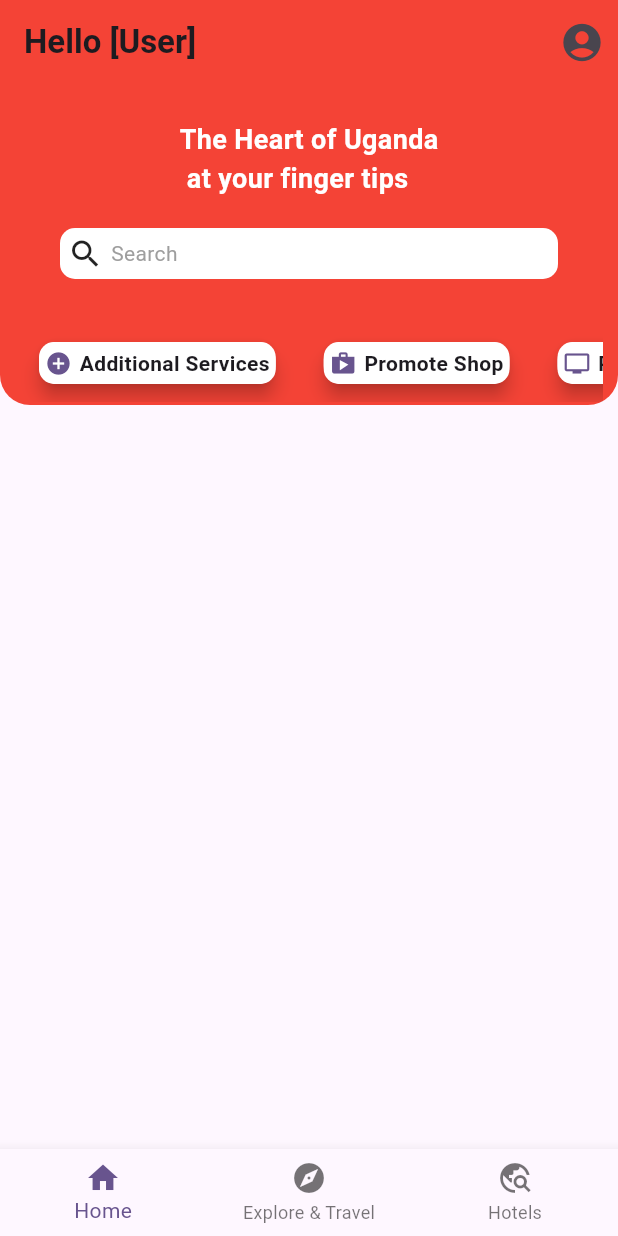
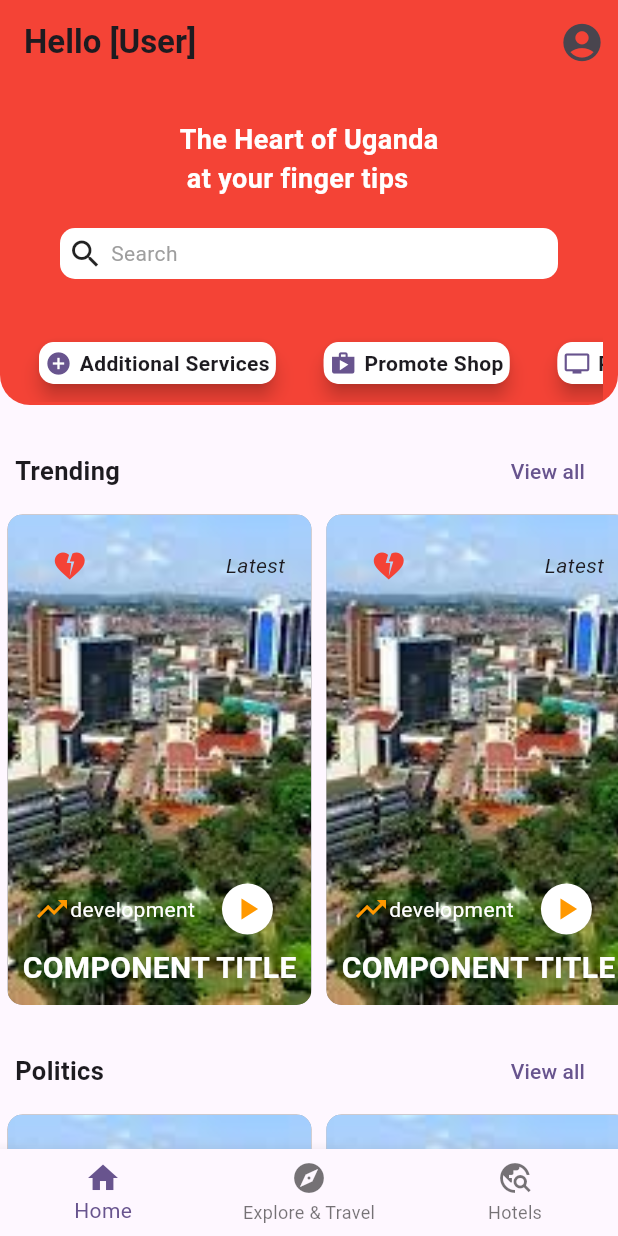
Before and after one commit to andrua-joshua/promote_uganda, a Flutter app: the screen it shows after launch, on a phone screen of 412 x 824 dp. Run offline on Flutter 3.47's test engine with Material 2 defaults, Android fonts, the phone set to English and light mode, and no system bars.

Commit message:
drillox-home

```diff
--- a/lib/routes.dart
+++ b/lib/routes.dart
@@ -2,6 +2,8 @@
 import 'package:flutter/material.dart';
 import 'package:promote_uganda/routes/Hotels_and_booking/hotels_booking_screen/hotels_booking_screen.dart';
 import 'package:promote_uganda/routes/home_screen/home_screen.dart';
+import 'package:promote_uganda/routes/shopping/shopping_start_screen/shopping_home_screen.dart';
+import 'package:promote_uganda/routes/shopping/shopping_start_screen/shopping_start_screen.dart';
 import 'package:promote_uganda/routes/shopping/shopping_view_item_screen/shopping_view_item_screen.dart';
 import 'package:promote_uganda/routes/travel_explore/travel_and-explore_cat_screen/travel_and_explore_cat.dart';
 import 'package:promote_uganda/routes/travel_explore/travel_explore_details_screen/travel_explore_details_screen.dart';
@@ -10,6 +12,7 @@ class RouteGenerator{
   static const homescreen = "/";
   static const String hotelbookingscreen = "/hoteldetailscreen";
   static const String shopItemviewscreen = "/shopItemsdetailsscreen" ;
+  static const String shophomescreen = "/shopHomeScreen";
   static const String exploreCatdetailsscreen ="/exploreCatdetailsscreen";
   static const String exploreCatscreen = "/exploreCatscreen";
   //static const
@@ -26,6 +29,9 @@ class RouteGenerator{
       case shopItemviewscreen:
         return MaterialPageRoute(
           builder: (context) => const shoppingItemViewScreen());
+      case shophomescreen:
+        return MaterialPageRoute(
+          builder: (context) => const shoppingHomeScreen());
       case exploreCatscreen:
         return MaterialPageRoute(
 
--- a/lib/routes/home_screen/home_tab/home_tab.dart
+++ b/lib/routes/home_screen/home_tab/home_tab.dart
@@ -1,85 +1,98 @@
 import 'package:flutter/material.dart';
 import 'package:promote_uganda/routes/home_screen/home_tab/widgets/home_tab_widgets.dart';
 
-
-
 //ignore:camel_case_types
-class homeTab extends StatelessWidget{
+class homeTab extends StatelessWidget {
   const homeTab({super.key});
 
-
   @override
-  Widget build(BuildContext context){
+  Widget build(BuildContext context) {
     return CustomScrollView(
       slivers: [
         SliverAppBar(
           //backgroundColor: const Color.fromARGB(255, 18, 116, 228),
           title: const Text(
             "Hello [User]",
-            style: TextStyle(
-              fontWeight: FontWeight.bold
-            ),
+            style: TextStyle(fontWeight: FontWeight.bold),
           ),
 
           actions: [
             IconButton(
-            onPressed: (){},
-            icon: const Icon(Icons.account_circle, size: 30,))
+                onPressed: () {},
+                icon: const Icon(
+                  Icons.account_circle,
+                  size: 30,
+                ))
           ],
           //onStretchTrigger: ,
           expandedHeight: 270,
+          collapsedHeight: 270,
+
           flexibleSpace: Container(
-            constraints: const BoxConstraints.expand(),
-            decoration:const BoxDecoration(
+            //constraints: const BoxConstraints.expand(),
+            decoration: const BoxDecoration(
                 borderRadius: BorderRadius.only(
                   bottomLeft: Radius.circular(20),
                   bottomRight: Radius.circular(20),
                 ),
-            color: Colors.red
-            ),
+                color: Colors.red),
             padding: const EdgeInsets.all(10),
 
             child: Column(
               children: [
-                const SizedBox(height: 70,),
+                const SizedBox(
+                  height: 70,
+                ),
                 const Text(
                   "The Heart of Uganda\n at your finger tips",
                   style: TextStyle(
                       color: Colors.white,
                       fontSize: 18,
-                    fontWeight: FontWeight.bold
-                  ),),
-
-                  const SizedBox(height: 20,),
+                      fontWeight: FontWeight.bold),
+                ),
+                const SizedBox(
+                  height: 20,
+                ),
                 Container(
                   decoration: BoxDecoration(
                       borderRadius: BorderRadius.circular(10),
-                      color: Colors.white
-                    ),
-
-                    margin: const EdgeInsets.symmetric(
-                      horizontal: 30
-                    ),
-                    padding:  const EdgeInsets.all(5),
+                      color: Colors.white),
+                  margin: const EdgeInsets.symmetric(horizontal: 30),
+                  padding: const EdgeInsets.all(5),
                   child: const Row(
                     children: [
                       Icon(Icons.search),
-                        SizedBox(width: 5,),
+                      SizedBox(
+                        width: 5,
+                      ),
                       Text(
                         "Search",
-                          style: TextStyle(
-                            color: Colors.grey
-                          ),)
+                        style: TextStyle(color: Colors.grey),
+                      )
                     ],
                   ),
                 ),
-
-                  const SizedBox(height: 30,),
+                const SizedBox(
+                  height: 30,
+                ),
                 const scrollableNavWidget()
               ],
             ),
           ),
-        )
+        ),
+        SliverList(
+            delegate: SliverChildListDelegate(const [
+          SizedBox(
+            height: 20,
+          ),
+          showAllWidget(title: "Trending"),
+          shortStoriesWidget(storyTitle: ""),
+          SizedBox(
+            height: 15,
+          ),
+          showAllWidget(title: "Politics"),
+          shortStoriesWidget(storyTitle: "")
+        ]))
       ],
     );
   }
--- a/lib/routes/home_screen/home_tab/widgets/home_tab_widgets.dart
+++ b/lib/routes/home_screen/home_tab/widgets/home_tab_widgets.dart
@@ -1,149 +1,218 @@
 import 'package:flutter/material.dart';
-
+import 'package:promote_uganda/routes.dart';
 
 //ignore:camel_case_types
-class scrollableNavWidget extends StatelessWidget{
+class scrollableNavWidget extends StatelessWidget {
   const scrollableNavWidget({super.key});
 
-
   @override
-  Widget build(BuildContext context){
+  Widget build(BuildContext context) {
     return SingleChildScrollView(
       scrollDirection: Axis.horizontal,
       child: Row(
         children: [
-
           TextButton(
-            onPressed: (){},
-            child: Card (
+              onPressed: () {},
+              child: Card(
                   elevation: 5,
-              child:Container(
+                  child: Container(
                     decoration: BoxDecoration(
                         borderRadius: BorderRadius.circular(10),
-                color: Colors.white
-              ),
+                        color: Colors.white),
                     padding: const EdgeInsets.all(4),
                     child: const Row(
                       children: [
                         Icon(Icons.add_circle),
-                  SizedBox(width: 5,),
+                        SizedBox(
+                          width: 5,
+                        ),
                         Text(
                           "Additional Services",
-                    style: TextStyle(
-                      fontWeight: FontWeight.bold
-                    ),
+                          style: TextStyle(fontWeight: FontWeight.bold),
                         )
                       ],
                     ),
                   ))),
-
-
-
           TextButton(
-            onPressed: (){},
-            child: Card (
+              onPressed: () =>
+                  Navigator.pushNamed(context, RouteGenerator.shophomescreen),
+              child: Card(
                   elevation: 5,
-              child:Container(
+                  child: Container(
                     decoration: BoxDecoration(
                         borderRadius: BorderRadius.circular(10),
-                color: Colors.white
-              ),
+                        color: Colors.white),
                     padding: const EdgeInsets.all(4),
                     child: const Row(
                       children: [
                         Icon(Icons.shop),
-                  SizedBox(width: 5,),
+                        SizedBox(
+                          width: 5,
+                        ),
                         Text(
                           "Promote Shop",
-                    style: TextStyle(
-                      fontWeight: FontWeight.bold
-                    ),
+                          style: TextStyle(fontWeight: FontWeight.bold),
                         )
                       ],
                     ),
                   ))),
-
-
-
           TextButton(
-            onPressed: (){},
-            child: Card (
+              onPressed: () {},
+              child: Card(
                   elevation: 5,
-              child:Container(
+                  child: Container(
                     decoration: BoxDecoration(
                         borderRadius: BorderRadius.circular(10),
-                color: Colors.white
-              ),
+                        color: Colors.white),
                     padding: const EdgeInsets.all(4),
                     child: const Row(
                       children: [
                         Icon(Icons.tv),
-                  SizedBox(width: 5,),
+                        SizedBox(
+                          width: 5,
+                        ),
                         Text(
                           "Promote TV",
-                    style: TextStyle(
-                      fontWeight: FontWeight.bold
-                    ),
+                          style: TextStyle(fontWeight: FontWeight.bold),
                         )
                       ],
                     ),
                   ))),
-
-
         ],
       ),
     );
   }
 }
 
-
-
-
-
-
 //ignore:camel_case_types
-class shortStoriesWidget extends StatelessWidget{
-  const shortStoriesWidget({super.key});
+class shortStoriesWidget extends StatelessWidget {
+  final String storyTitle;
+  const shortStoriesWidget({super.key, required this.storyTitle});
 
   @override
-  Widget build(BuildContext context){
-    return Container();
+  Widget build(BuildContext context) {
+    return SingleChildScrollView(
+      scrollDirection: Axis.horizontal,
+      child: Row(
+        children: List.generate(
+            4,
+            (index) => const shortStoryUnitWidget(
+                imgUrl: "assets/images/city.jpg",
+                storyCat: "development",
+                title: "COMPONENT TITLE")),
+      ),
+    );
   }
 }
 
-
-
 //ignore:camel_case_types
-class shortStoryUnitWidget extends StatelessWidget{
+class shortStoryUnitWidget extends StatelessWidget {
   final String imgUrl;
   final String storyCat;
   final String title;
-  const shortStoryUnitWidget({
-    required this.imgUrl,
+  const shortStoryUnitWidget(
+      {required this.imgUrl,
       required this.storyCat,
       required this.title,
       super.key});
 
   @override
-  Widget build(BuildContext context){
+  Widget build(BuildContext context) {
     return Container(
+      margin: const EdgeInsets.all(5),
       decoration: BoxDecoration(
           borderRadius: BorderRadius.circular(10),
-        image: DecorationImage(
-          fit: BoxFit.cover,
-          image: AssetImage(imgUrl))
-      ),
-
+          color: Colors.grey,
+          image: DecorationImage(fit: BoxFit.cover, image: AssetImage(imgUrl))),
       padding: const EdgeInsets.all(10),
-
       child: Column(
         children: [
           SizedBox(
-            child:Container() ,
+            child: Row(
+              mainAxisAlignment: MainAxisAlignment.spaceBetween,
+              children: [
+                IconButton(
+                    onPressed: () {},
+                    icon: const Icon(
+                      Icons.heart_broken,
+                      color: Colors.red,
+                    )),
+                const SizedBox(
+                  width: 80,
                 ),
-
+                const Text(
+                  "Latest",
+                  style: TextStyle(fontStyle: FontStyle.italic),
+                )
+              ],
+            ),
+          ),
+          const SizedBox(
+            height: 180,
+          ),
+          SizedBox(
+              child: Column(children: [
+            SizedBox(
+              child: Row(
+                mainAxisAlignment: MainAxisAlignment.spaceBetween,
+                children: [
+                  const Icon(
+                    Icons.trending_up,
+                    color: Colors.orange,
+                  ),
+                  Text(
+                    storyCat,
+                    style: const TextStyle(color: Colors.white),
+                  ),
+                  const SizedBox(
+                    width: 10,
+                  ),
+                  IconButton(
+                      onPressed: () {},
+                      icon: Container(
+                        decoration: const BoxDecoration(
+                            color: Colors.white, shape: BoxShape.circle),
+                        padding: const EdgeInsets.all(5),
+                        child: const Icon(
+                          Icons.play_arrow,
+                          color: Colors.orange,
+                        ),
+                      )),
+                ],
+              ),
+            ),
+            Text(
+              title,
+              style: const TextStyle(
+                  fontWeight: FontWeight.bold,
+                  color: Colors.white,
+                  fontSize: 20),
+            )
+          ]))
         ],
       ),
     );
   }
 }
+
+//ignore:camel_case_types
+class showAllWidget extends StatelessWidget {
+  final String title;
+  const showAllWidget({super.key, required this.title});
+
+  @override
+  Widget build(BuildContext context) {
+    return Padding(
+        padding: const EdgeInsets.symmetric(horizontal: 10),
+        child: Row(
+          mainAxisAlignment: MainAxisAlignment.spaceBetween,
+          children: [
+            Text(
+              title,
+              style: const TextStyle(fontWeight: FontWeight.bold, fontSize: 17),
+            ),
+            TextButton(onPressed: () {}, child: const Text("View all"))
+          ],
+        ));
+  }
+}
--- /dev/null
+++ b/lib/routes/shopping/shopping_start_screen/shopping_home_screen.dart
@@ -0,0 +1,39 @@
+import 'package:flutter/material.dart';
+import 'package:promote_uganda/routes/shopping/shopping_start_screen/widgets/shopping_start_screen_widget.dart';
+
+//ignore:camel_case_types
+class shoppingHomeScreenV2 extends StatelessWidget {
+  const shoppingHomeScreenV2({super.key});
+
+  @override
+  Widget build(BuildContext context) {
+    return CustomScrollView(
+      slivers: [
+        SliverAppBar(
+          title: const Text(
+            "Shopping",
+            style: TextStyle(fontWeight: FontWeight.bold),
+          ),
+          actions: [
+            IconButton(
+                onPressed: () {},
+                icon: const Icon(
+                  Icons.search,
+                  color: Colors.black,
+                ))
+          ],
+        ),
+
+        SliverList(
+          delegate: SliverChildListDelegate(
+            const [
+              SizedBox(height: 10,),
+              //topNavWidget(),
+              SizedBox(height: 15,),
+              itemsWidget()
+
+          ]))
+      ],
+    );
+  }
+}
--- a/lib/routes/shopping/shopping_start_screen/shopping_start_screen.dart
+++ b/lib/routes/shopping/shopping_start_screen/shopping_start_screen.dart
@@ -12,7 +12,6 @@ class shoppingHomeScreen extends StatelessWidget{
   Widget build(BuildContext context){
     return Scaffold(
       appBar: AppBar(
-        automaticallyImplyLeading: false,
         title: const Text(
           "Shopping",
           style: TextStyle(
```
Lines whose indentation alone changed are shown as unchanged.
